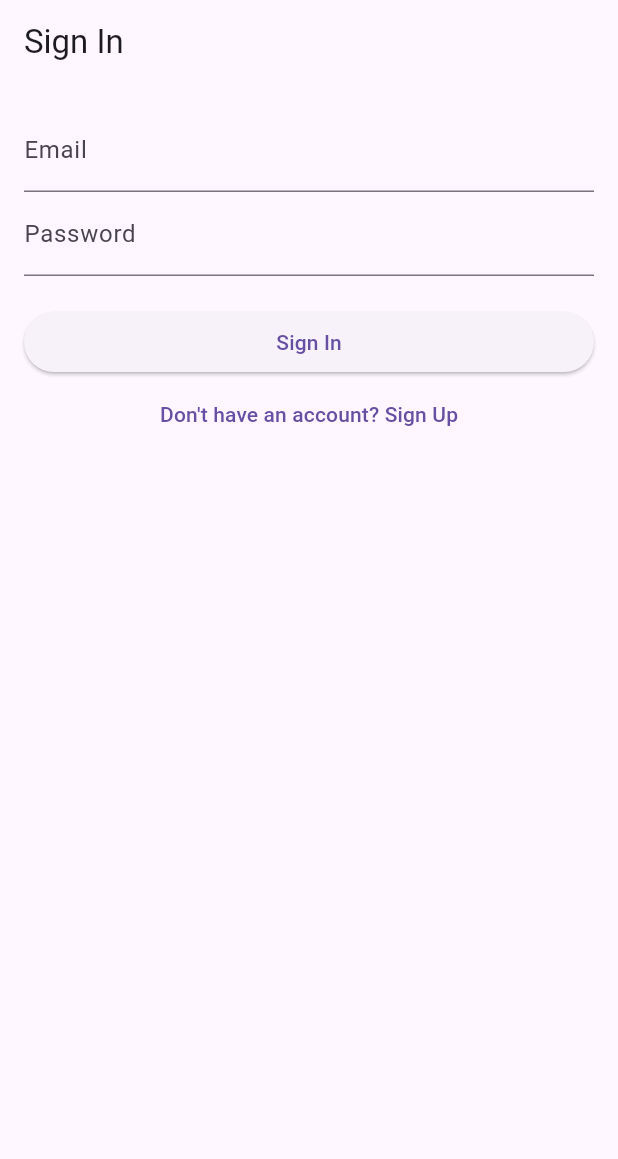
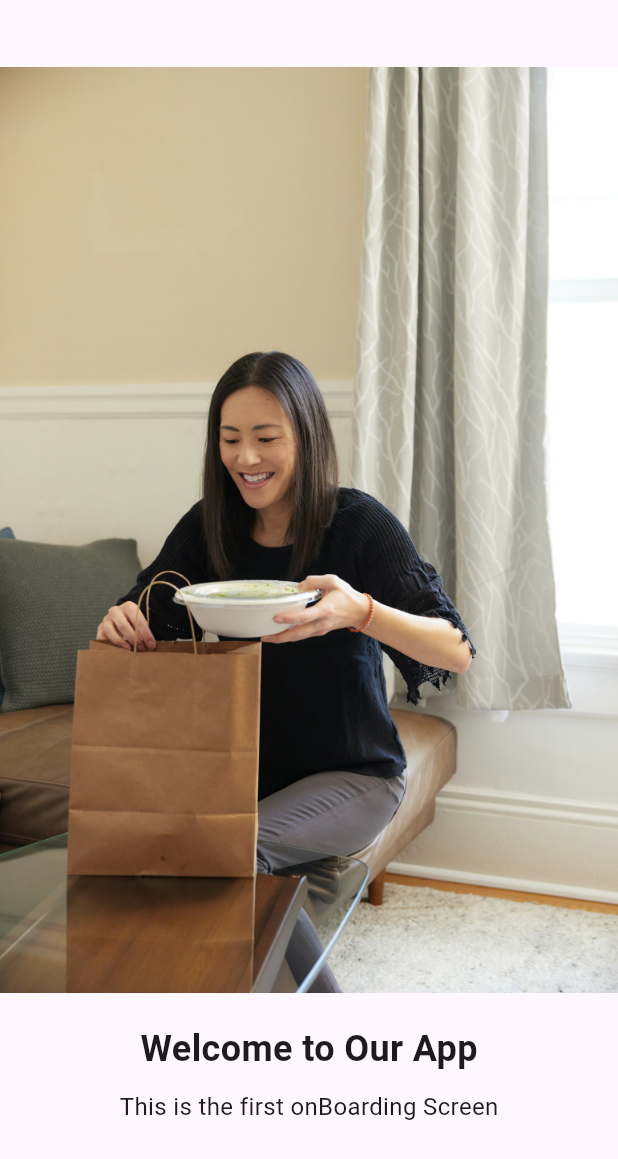
Before and after one commit to khkred/kaida, a Flutter app: the screen it shows after launch, on a phone screen of 412 x 824 dp. Shown: the top 1159 px of the screen. Run offline on Flutter 3.47's test engine with Material 3 defaults, Android fonts, the phone set to English and light mode, and no system bars; our stand-ins replace cloud_firestore, equatable, firebase_auth, firebase_core, flutter_hooks, go_router and 2 more; accounts and stored records are empty; generated files the repository leaves out were written again.

Commit message:
Tutorial 5: Onboarding completed

```diff
--- a/lib/main.dart
+++ b/lib/main.dart
@@ -17,11 +17,13 @@ void main() async {
   );
 }
 
-class MyApp extends StatelessWidget {
+class MyApp extends HookConsumerWidget {
   const MyApp({super.key});
 
   @override
-  Widget build(BuildContext context) {
+  Widget build(BuildContext context, WidgetRef ref) {
+
+    final router = createRouter(ref);
     return MaterialApp.router(
       routerConfig: router,
     );
--- a/lib/src/features/auth/provider/auth_notifier.dart
+++ b/lib/src/features/auth/provider/auth_notifier.dart
@@ -14,9 +14,10 @@ class AuthNotifier extends StateNotifier<AuthState> {
     try {
       final userId = await _authRepository.signIn(email, password);
 
-      //TODO: HANDLE CASE WHEN userId = null
       state = AuthStateAuthenticated(userId);
     } catch (e) {
+
+      print('SignIn Error $e');
       state = const AuthStateUnAuthenticated();
     }
   }
@@ -29,8 +30,11 @@ class AuthNotifier extends StateNotifier<AuthState> {
       final userId =
           await _authRepository.signUp(email, password, name, phoneNumber);
 
+      print("User Id: $userId");
+
       state = AuthStateAuthenticated(userId);
     } catch (e) {
+      print("SignUp Error : $e");
       state = const AuthStateUnAuthenticated();
     }
   }
--- a/lib/src/features/auth/repository/auth_repository.dart
+++ b/lib/src/features/auth/repository/auth_repository.dart
@@ -15,6 +15,7 @@ class AuthRepository {
 
       return userCredential.user!.uid;
     } catch (e) {
+      print('SignIn Error $e');
       rethrow;
     }
   }
@@ -37,13 +38,14 @@ class AuthRepository {
       );
 
       // Now let's save upload the user to a Firestore collection named 'users'
-      _firestore.collection('users').doc(user.uid).set(appUser.toMap());
+     await _firestore.collection('users').doc(user.uid).set(appUser.toMap());
 
       //After we upload the user. Let's send a email verification
       await user.sendEmailVerification();
 
       return user.uid;
     } catch (e) {
+      print('Signup Error: $e');
       rethrow;
     }
   }
--- a/lib/src/features/onboarding/presentation/pages/onboarding_page.dart
+++ b/lib/src/features/onboarding/presentation/pages/onboarding_page.dart
@@ -1,14 +1,31 @@
 import 'package:flutter/material.dart';
+import 'package:go_router/go_router.dart';
+import 'package:kaida/src/features/onboarding/presentation/widgets/onboarding_screen.dart';
+import 'package:shared_preferences/shared_preferences.dart';
+
+import '../../../../constants/routes.dart';
 
 class OnboardingPage extends StatelessWidget {
   const OnboardingPage({super.key});
 
+  Future<void> completeOnboarding(BuildContext context) async {
+    final prefs = await SharedPreferences.getInstance();
+
+    await prefs.setBool('onBoardingComplete', true);
+
+    context.go(Routes.signIn);
+  }
+
   @override
   Widget build(BuildContext context) {
-    return const Scaffold(
-      body: Center(
-        child: Text('Onboarding Page', style: TextStyle(fontSize: 26),),
-      ),
+    return  Scaffold(
+      body: PageView(
+        children: [
+          const OnboardingScreen(title: 'Welcome to Our App', description: 'This is the first onBoarding Screen', image: 'assets/images/onboarding1.jpeg'),
+          const OnboardingScreen(title: 'Explore Features', description: 'This is the second onBoarding Screen', image: 'assets/images/onboarding2.jpeg'),
+          OnboardingScreen(title: 'Get Started', description: 'This is the third onBoarding Screen', image: 'assets/images/onboarding3.jpeg', isLastScreen: true, onFinish: () =>  completeOnboarding(context),),
+        ],
+      )
     );
   }
 }
--- /dev/null
+++ b/lib/src/features/onboarding/presentation/widgets/onboarding_screen.dart
@@ -0,0 +1,44 @@
+import 'package:flutter/material.dart';
+
+class OnboardingScreen extends StatelessWidget {
+  final String title;
+  final String description;
+  final String image;
+  final bool isLastScreen;
+  final VoidCallback? onFinish;
+
+  const OnboardingScreen({
+    super.key,
+    required this.title,
+    required this.description,
+    required this.image,
+    this.isLastScreen = false,
+    this.onFinish,
+  });
+
+  @override
+  Widget build(BuildContext context) {
+    return Column(
+      mainAxisAlignment: MainAxisAlignment.center,
+      children: [
+        Image.asset(image),
+        const SizedBox(height: 20),
+        Text(
+          title,
+          style: const TextStyle(fontSize: 24, fontWeight: FontWeight.bold),
+        ),
+        const SizedBox(height: 10),
+        Text(
+          description,
+          style: const TextStyle(fontSize: 16),
+        ),
+        const SizedBox(height: 30),
+        if (isLastScreen)
+          ElevatedButton(
+            onPressed: onFinish,
+            child: const Text('Get Started'),
+          ),
+      ],
+    );
+  }
+}
--- a/lib/src/routing/app_router.dart
+++ b/lib/src/routing/app_router.dart
@@ -1,24 +1,67 @@
 import 'package:go_router/go_router.dart';
+import 'package:hooks_riverpod/hooks_riverpod.dart';
 import 'package:kaida/src/features/auth/presentation/pages/signup_page.dart';
+import 'package:kaida/src/features/auth/provider/auth_providers.dart';
+import 'package:kaida/src/features/auth/provider/auth_state.dart';
 import 'package:kaida/src/features/onboarding/presentation/pages/onboarding_page.dart';
+import 'package:kaida/src/features/profile/presentation/pages/user_profile_page.dart';
+import 'package:kaida/src/utils/shared_preferences_util.dart';
 
 import '../constants/routes.dart';
 import '../features/auth/presentation/pages/signin_page.dart';
 
-final GoRouter router = GoRouter(initialLocation: Routes.signIn, routes: [
+GoRouter createRouter(WidgetRef ref) {
+
+  return GoRouter(
+      initialLocation: Routes.signIn,
+      redirect: (context, state) async{
+        //Returns AuthState
+        final authState = ref.watch(authNotifierProvider);
+        final isLoggedIn = authState is AuthStateUnAuthenticated;
+        final isLoggingIn = state.uri.path == Routes.signIn || state.uri.path == Routes.signUp;
+
+        // Onboarding check
+        final isOnBoardingComplete = await SharedPreferencesUtil.isOnboardingComplete();
+
+        //Logging for Debugging Purposes
+        print('Current Auth State: $authState');
+        print('Is Onboarding Complete: $isOnBoardingComplete');
+        print('Current Location: ${state.uri.path}');
+
+        // Basic Onboarding check
+        if(!isOnBoardingComplete && state.uri.path != Routes.onboarding) {
+          return Routes.onboarding;
+        }
+
+        // We are check if Onboarding completed and yet the user is not yet loggedIn
+        if(isOnBoardingComplete && !isLoggedIn && !isLoggingIn) {
+          return Routes.signIn;
+        }
+
+        // Here we are checking if the user is already authenticated but they are on one of the three pages on the right side, then we redirect them to profile
+        if( isLoggedIn && (state.uri.path == Routes.signIn || state.uri.path == Routes.signUp || state.uri.path == Routes.onboarding)) {
+          return Routes.profile;
+        }
+        return null;
+
+      },
+
+      routes: [
     GoRoute(
       path: Routes.signIn,
       builder: (context, state) => const SignInPage(),
     ),
-  //SignUp Route
     GoRoute(
       path: Routes.signUp,
       builder: (context, state) => const SignUpPage(),
     ),
-
-  //OnBoarding Route
     GoRoute(
       path: Routes.onboarding,
       builder: (context, state) => const OnboardingPage(),
-  )
+    ),
+    GoRoute(
+      path: Routes.profile,
+      builder: (context, state) => const UserProfilePage(),
+    ),
   ]);
+}
--- a/pubspec.yaml
+++ b/pubspec.yaml
@@ -66,8 +66,8 @@ flutter:
   uses-material-design: true
 
   # To add assets to your application, add an assets section, like this:
-  # assets:
-  #   - images/a_dot_burr.jpeg
+  assets:
+   - assets/images/
   #   - images/a_dot_ham.jpeg
 
   # An image asset can refer to one or more resolution-specific "variants", see
```
Also changed, not shown: lib/src/features/auth/presentation/pages/signup_page.dart (+31 -14 lines), lib/src/features/profile/presentation/pages/user_profile_page.dart (added, +14 -0 lines), lib/src/utils/shared_preferences_util.dart (added, +16 -0 lines), assets/images/onboarding1.jpeg (added), assets/images/onboarding2.jpeg (added), assets/images/onboarding3.jpeg (added). Lines whose indentation alone changed are shown as unchanged.
